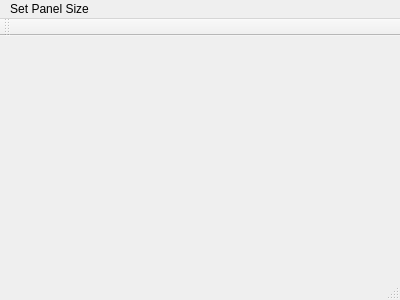
Old version of the form mainwindow.ui in the repository GodofTheFallen/DMFB-Simulator.
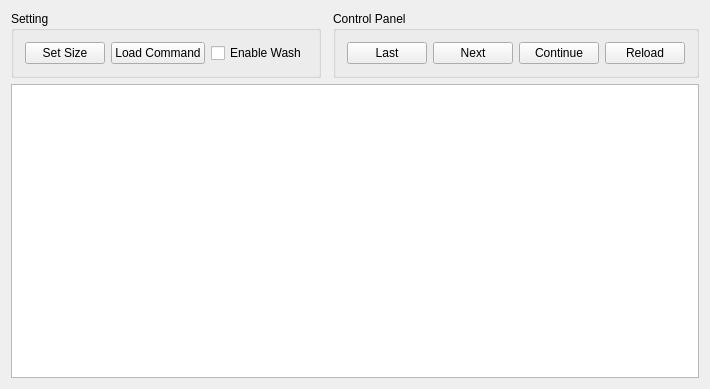
New version of the form.

The edit to the form file:
```diff
--- a/mainwindow.ui
+++ b/mainwindow.ui
@@ -6,42 +6,99 @@
    <rect>
     <x>0</x>
     <y>0</y>
-    <width>400</width>
-    <height>300</height>
+    <width>690</width>
+    <height>389</height>
    </rect>
   </property>
   <property name="windowTitle">
    <string>MainWindow</string>
   </property>
-  <widget class="QWidget" name="centralWidget"/>
-  <widget class="QMenuBar" name="menuBar">
-   <property name="geometry">
-    <rect>
-     <x>0</x>
-     <y>0</y>
-     <width>400</width>
-     <height>22</height>
-    </rect>
-   </property>
-   <widget class="QMenu" name="menu">
-    <property name="title">
-     <string>Set Panel Size</string>
-    </property>
-   </widget>
-   <addaction name="menu"/>
-  </widget>
-  <widget class="QStatusBar" name="statusBar">
-   <property name="enabled">
-    <bool>true</bool>
-   </property>
-  </widget>
-  <widget class="QToolBar" name="mainToolBar">
-   <attribute name="toolBarArea">
-    <enum>TopToolBarArea</enum>
-   </attribute>
-   <attribute name="toolBarBreak">
-    <bool>false</bool>
-   </attribute>
+  <widget class="QWidget" name="centralWidget">
+   <layout class="QGridLayout" name="gridLayout">
+    <item row="0" column="1">
+     <spacer name="horizontalSpacer_3">
+      <property name="orientation">
+       <enum>Qt::Horizontal</enum>
+      </property>
+      <property name="sizeHint" stdset="0">
+       <size>
+        <width>40</width>
+        <height>20</height>
+       </size>
+      </property>
+     </spacer>
+    </item>
+    <item row="1" column="0" colspan="3">
+     <widget class="QGraphicsView" name="graphicsView"/>
+    </item>
+    <item row="0" column="0">
+     <widget class="QGroupBox" name="groupBox_Setting">
+      <property name="title">
+       <string>Setting</string>
+      </property>
+      <layout class="QHBoxLayout" name="horizontalLayout_2">
+       <item>
+        <widget class="QPushButton" name="pushButton_SetSize">
+         <property name="text">
+          <string>Set Size</string>
+         </property>
+        </widget>
+       </item>
+       <item>
+        <widget class="QPushButton" name="pushButton_Load">
+         <property name="text">
+          <string>Load Command</string>
+         </property>
+        </widget>
+       </item>
+       <item>
+        <widget class="QCheckBox" name="checkBox_Wash">
+         <property name="text">
+          <string>Enable Wash</string>
+         </property>
+        </widget>
+       </item>
+      </layout>
+     </widget>
+    </item>
+    <item row="0" column="2">
+     <widget class="QGroupBox" name="groupBox_Control">
+      <property name="title">
+       <string>Control Panel</string>
+      </property>
+      <layout class="QHBoxLayout" name="horizontalLayout_4">
+       <item>
+        <widget class="QPushButton" name="pushButton_Last">
+         <property name="text">
+          <string>Last</string>
+         </property>
+        </widget>
+       </item>
+       <item>
+        <widget class="QPushButton" name="pushButton_Next">
+         <property name="text">
+          <string>Next</string>
+         </property>
+        </widget>
+       </item>
+       <item>
+        <widget class="QPushButton" name="pushButton_Continue">
+         <property name="text">
+          <string>Continue</string>
+         </property>
+        </widget>
+       </item>
+       <item>
+        <widget class="QPushButton" name="pushButton_Reload">
+         <property name="text">
+          <string>Reload</string>
+         </property>
+        </widget>
+       </item>
+      </layout>
+     </widget>
+    </item>
+   </layout>
   </widget>
  </widget>
  <layoutdefault spacing="6" margin="11"/>
```
Left out of the diff: 2 changed lines with no effect on the pictures.
